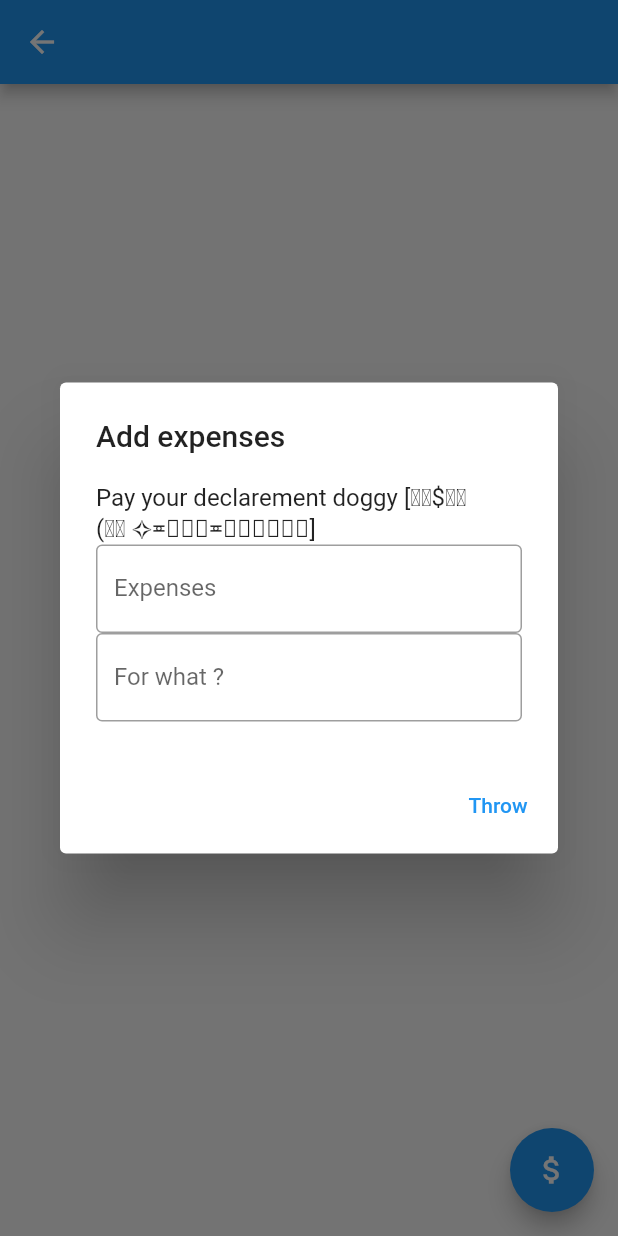
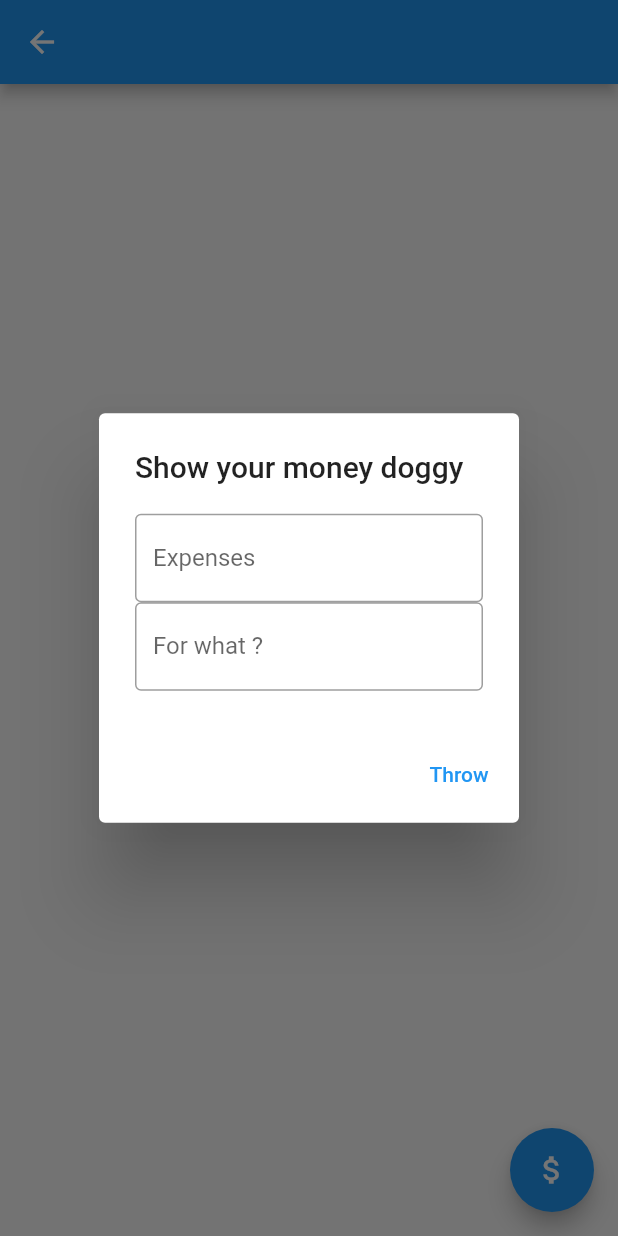
Before and after one commit to fkotd/look_at_my_money, a Flutter app: the GroupScreen screen opened directly with empty values, after a tap on the "attach money" icon, on a phone screen of 412 x 824 dp. Run offline on Flutter 3.47's test engine with Material 2 defaults, Android fonts, the phone set to English and light mode, and no system bars; our stand-ins replace cloud_firestore, firebase_auth, firebase_core, flutter_riverpod; accounts and stored records are empty.

Commit message:
Add group expenses
Expenses of all users of a group are listed on the group page.

```diff
--- /dev/null
+++ b/lib/models/expense.dart
@@ -0,0 +1,19 @@
+class Expense {
+  final String id;
+  final String groupId;
+  final double value;
+  final String hint;
+  final DateTime date;
+  // Add categories to expense ?
+
+  Expense({this.id, this.groupId, this.value, this.hint, this.date});
+
+  Map<String, dynamic> toMap() {
+    return {
+      'groupId': groupId,
+      'value': value,
+      'hint': hint,
+      'date': date,
+    };
+  }
+}
--- a/lib/models/expenses.dart
+++ /dev/null
@@ -1,10 +0,0 @@
-class Expenses {
-  final String id;
-  final String groupId;
-  final double expenses;
-  final String hint;
-  final String date;
-  // TODO: final List<Categorie>;
-
-  Expenses(this.id, this.groupId, this.expenses, this.hint, this.date);
-}
--- a/lib/models/group.dart
+++ b/lib/models/group.dart
@@ -1,18 +1,13 @@
-import 'package:look_at_my_money/models/expenses.dart';
-
 class Group {
   final String id;
   final String name;
   final List<String> usersId;
 
-  Group(this.id, this.name, this.usersId);
-
-  void addUserId(String userId) {
-    this.usersId.add(userId);
-  }
+  Group({this.id, this.name, this.usersId});
 
   Map<String, dynamic> toMap() {
     return {
+      'id': id,
       'name': name,
       'usersId': usersId,
     };
--- a/lib/models/user.dart
+++ b/lib/models/user.dart
@@ -1,20 +1,21 @@
-import 'package:look_at_my_money/models/expenses.dart';
-
 class User {
   final String id;
   final String name;
-  final List<Expenses> expensesHistory = [];
 
-  User(this.id, this.name);
+  User({this.id, this.name});
 
-  void addExpensesToHistory(Expenses expenses) {
-    this.expensesHistory.add(expenses);
-  }
+  // TODO: move that in a provider
+  // double get expensesSum {
+  // return this
+  // .expenses
+  // .map((e) => e.expenses)
+  // .fold(0, (previous, current) => previous + current);
+  // }
 
-  double get expensesSum {
-    return this
-        .expensesHistory
-        .map((e) => e.expenses)
-        .fold(0, (previous, current) => previous + current);
+  Map<String, dynamic> toMap() {
+    return {
+      'id': id,
+      'name': name,
+    };
   }
 }
--- a/lib/providers/data_providers.dart
+++ b/lib/providers/data_providers.dart
@@ -3,6 +3,7 @@ import 'package:look_at_my_money/providers/auth_providers.dart';
 import 'package:look_at_my_money/services/data_service.dart';
 import 'package:look_at_my_money/models/group.dart';
 import 'package:look_at_my_money/models/user.dart';
+import 'package:look_at_my_money/models/expense.dart';
 
 class DataProviders {
   static final dataServiceProvider = Provider((ref) {
@@ -10,14 +11,20 @@ class DataProviders {
     return DataService(currentUser.data?.value);
   });
 
-  static final groupsOfCurrentUserProvider = StreamProvider.autoDispose((ref) {
+  static final currentUserGroupsProvider = StreamProvider.autoDispose((ref) {
     final dataService = ref.watch(dataServiceProvider);
-    return dataService.getGroupsOfCurrentUser();
+    return dataService.getCurrentUserGroups();
   });
 
-  static final usersOfGroupProvider =
+  static final groupUsersProvider =
       StreamProvider.autoDispose.family<List<User>, Group>((ref, group) {
     final dataService = ref.watch(dataServiceProvider);
-    return dataService.getUsersOfGroup(group);
+    return dataService.getGroupUsers(group);
+  });
+
+  static final groupExpensesProvider =
+      StreamProvider.autoDispose.family<List<Expense>, Group>((ref, group) {
+    final dataService = ref.watch(dataServiceProvider);
+    return dataService.getGroupExpenses(group);
   });
 }
--- a/lib/screens/group_screen.dart
+++ b/lib/screens/group_screen.dart
@@ -1,10 +1,11 @@
 import 'package:flutter/material.dart';
 import 'package:flutter_riverpod/flutter_riverpod.dart';
 import 'package:cloud_firestore/cloud_firestore.dart';
-import 'package:look_at_my_money/models/user.dart';
 import 'package:look_at_my_money/models/group.dart';
+import 'package:look_at_my_money/models/expense.dart';
 import 'package:look_at_my_money/providers/data_providers.dart';
-import 'package:look_at_my_money/widgets/expenses_card.dart';
+import 'package:look_at_my_money/widgets/sum_list.dart';
+import 'package:look_at_my_money/widgets/expense_list.dart';
 
 class GroupScreen extends StatefulWidget {
   final Group group;
@@ -16,64 +17,42 @@ class GroupScreen extends StatefulWidget {
 }
 
 class _GroupScreenState extends State<GroupScreen> {
-  @override
-  Widget build(BuildContext context) {
-    return Scaffold(
-      appBar: AppBar(
-        title: Text(widget.group.name),
-      ),
-      body: Container(
-        child: Consumer(
-          builder: (context, watch, child) {
-            final users =
-                watch(DataProviders.usersOfGroupProvider(widget.group));
-            return users.when(
-                loading: () => const CircularProgressIndicator(),
-                error: (error, stack) => Center(child: Text('ono')),
-                data: (users) {
-                  return GridView.count(
-                    primary: false,
-                    padding: const EdgeInsets.all(20),
-                    crossAxisSpacing: 10,
-                    mainAxisSpacing: 10,
-                    crossAxisCount: 2,
-                    children: <Widget>[
-                      for (var user in users) ExpensesCard(user),
-                    ],
+  final valueController = TextEditingController();
+  final hintController = TextEditingController();
+
+  void _createExpenses(BuildContext context) {
+    final dataService = context.read(DataProviders.dataServiceProvider);
+
+    Expense expense = Expense(
+      groupId: widget.group.id,
+      value: double.parse(valueController.text),
+      hint: hintController.text,
+      date: new DateTime.now(),
     );
-                });
-          },
-        ),
-      ),
-      floatingActionButton: FloatingActionButton(
-        onPressed: () {
-          _createExpenses();
-        },
-        child: Icon(Icons.attach_money),
-      ),
-    );
+
+    dataService.createExpenses(expense);
   }
 
-  Future<void> _createExpenses() async {
+  Future<void> _showForm() async {
     return showDialog<void>(
       context: context,
       barrierDismissible: true,
       builder: (BuildContext context) {
         return AlertDialog(
-            title: Text('Add expenses'),
+          title: Text('Show your money doggy'),
           content: SingleChildScrollView(
             child: ListBody(
               children: <Widget>[
-                  Text('Pay your declarement doggy [̲̅\$̲̅(̲̅ ✧≖ ͜ʖ≖)̲̅\$̲̅]'),
                 TextField(
-                    obscureText: true,
+                  controller: valueController,
                   decoration: InputDecoration(
                     border: OutlineInputBorder(),
                     labelText: 'Expenses',
                   ),
+                  keyboardType: TextInputType.number,
                 ),
                 TextField(
-                    obscureText: true,
+                  controller: hintController,
                   decoration: InputDecoration(
                     border: OutlineInputBorder(),
                     labelText: 'For what ?',
@@ -86,20 +65,36 @@ class _GroupScreenState extends State<GroupScreen> {
             TextButton(
               child: Text('Throw'),
               onPressed: () {
+                _createExpenses(context);
+                valueController.text = '';
+                hintController.text = '';
                 Navigator.of(context).pop();
               },
             ),
           ],
         );
-          actions:
-          <Widget>[
-            TextButton(
-              child: Text('Drop that'),
+      },
+    );
+  }
+
+  @override
+  Widget build(BuildContext context) {
+    return Scaffold(
+      appBar: AppBar(
+        title: Text(widget.group.name),
+      ),
+      body: Column(
+        children: <Widget>[
+          SumList(group: widget.group),
+          ExpenseList(group: widget.group),
+        ],
+      ),
+      floatingActionButton: FloatingActionButton(
         onPressed: () {
-                Navigator.of(context).pop();
+          _showForm();
         },
+        child: Icon(Icons.attach_money),
       ),
-          ];
-        });
+    );
   }
 }
--- a/lib/services/data_service.dart
+++ b/lib/services/data_service.dart
@@ -1,6 +1,7 @@
 import 'package:cloud_firestore/cloud_firestore.dart';
 import 'package:look_at_my_money/models/group.dart';
 import 'package:look_at_my_money/models/user.dart';
+import 'package:look_at_my_money/models/expense.dart';
 
 class DataService {
   static FirebaseFirestore _firestore = FirebaseFirestore.instance;
@@ -12,29 +13,69 @@ class DataService {
   DataService(this._currentUser);
 
   void createGroup(Group group) async {
-    await _groups.add(group.toMap());
+    try {
+      await _groups.add(group.toMap());
+    } catch (err) {
+      // TODO: handle error
+    }
   }
 
-  Stream<List<Group>> getGroupsOfCurrentUser() {
+  void createExpenses(Expense expense) async {
+    try {
+      await _users
+          .doc(this._currentUser)
+          .collection('expenses')
+          .add(expense.toMap());
+    } catch (err) {
+      // TODO: handle error
+    }
+  }
+
+  Stream<List<Group>> getCurrentUserGroups() {
     return _groups
         .where('usersId', arrayContains: this._currentUser)
         .snapshots()
         .map((QuerySnapshot querySnapshot) {
       return querySnapshot.docs
-          .map(
-            (doc) => Group(doc.id, doc['name'], doc['usersId'].cast<String>()),
-          )
+          .map((doc) => Group(
+                id: doc.id,
+                name: doc['name'],
+                usersId: doc['usersId'].cast<String>(),
+              ))
           .toList();
     });
   }
 
-  Stream<List<User>> getUsersOfGroup(Group group) {
+  Stream<List<User>> getGroupUsers(Group group) {
     return _users
         .where(FieldPath.documentId, whereIn: group.usersId)
         .snapshots()
         .map((QuerySnapshot querySnapshot) {
       return querySnapshot.docs
-          .map((doc) => User(doc.id, doc['name']))
+          .map((doc) => User(
+                id: doc.id,
+                name: doc['name'],
+              ))
+          .toList();
+    });
+  }
+
+  Stream<List<Expense>> getGroupExpenses(Group group) {
+    print('hey');
+    print(group.id);
+    return _firestore
+        .collectionGroup('expenses')
+        .where('groupId', isEqualTo: group.id)
+        .snapshots()
+        .map((QuerySnapshot querySnapshot) {
+      return querySnapshot.docs
+          .map((doc) => Expense(
+                id: doc.id,
+                groupId: doc['groupId'],
+                value: doc['value'],
+                hint: doc['hint'],
+                date: doc['date'].toDate(),
+              ))
           .toList();
     });
   }
--- /dev/null
+++ b/lib/widgets/expense_list.dart
@@ -0,0 +1,36 @@
+import 'package:flutter/material.dart';
+import 'package:flutter_riverpod/flutter_riverpod.dart';
+import 'package:look_at_my_money/models/group.dart';
+import 'package:look_at_my_money/providers/data_providers.dart';
+import 'package:look_at_my_money/widgets/expense_card.dart';
+
+class ExpenseList extends StatelessWidget {
+  const ExpenseList({Key key, this.group}) : super(key: key);
+
+  final Group group;
+
+  @override
+  Widget build(BuildContext context) {
+    return Consumer(
+      builder: (context, watch, child) {
+        final expenses = watch(DataProviders.groupExpensesProvider(group));
+
+        return expenses.when(
+          loading: () => const CircularProgressIndicator(),
+          // TODO: handle error with something else ?
+          error: (error, stack) => Center(child: Text(error.toString())),
+          data: (expenses) {
+            print(expenses);
+            return ListView(
+              children: <Widget>[
+                for (var expense in expenses) ExpenseCard(expense: expense),
+              ],
+              scrollDirection: Axis.vertical,
+              shrinkWrap: true,
+            );
+          },
+        );
+      },
+    );
+  }
+}
--- /dev/null
+++ b/lib/widgets/sum_list.dart
@@ -0,0 +1,39 @@
+import 'package:flutter/material.dart';
+import 'package:flutter_riverpod/flutter_riverpod.dart';
+import 'package:look_at_my_money/models/group.dart';
+import 'package:look_at_my_money/providers/data_providers.dart';
+import 'package:look_at_my_money/widgets/sum_card.dart';
+
+class SumList extends StatelessWidget {
+  const SumList({Key key, this.group}) : super(key: key);
+
+  final Group group;
+
+  @override
+  Widget build(BuildContext context) {
+    return Consumer(
+      builder: (context, watch, child) {
+        final users = watch(DataProviders.groupUsersProvider(group));
+
+        return users.when(
+          loading: () => const CircularProgressIndicator(),
+          // TODO: handle error with something else ?
+          error: (error, stack) => Center(child: Text('Ono !')),
+          data: (users) {
+            return GridView.count(
+              primary: false,
+              padding: const EdgeInsets.all(20),
+              crossAxisSpacing: 10,
+              mainAxisSpacing: 10,
+              crossAxisCount: 2,
+              children: <Widget>[
+                for (var user in users) SumCard(user: user),
+              ],
+              shrinkWrap: true,
+            );
+          },
+        );
+      },
+    );
+  }
+}
```
Also changed, not shown: lib/screens/groups_screen.dart (+7 -8 lines), lib/widgets/expense_card.dart (added, +22 -0 lines), lib/widgets/expenses_card.dart (deleted, +0 -39 lines), lib/widgets/sum_card.dart (added, +33 -0 lines). Lines whose indentation alone changed are shown as unchanged.
